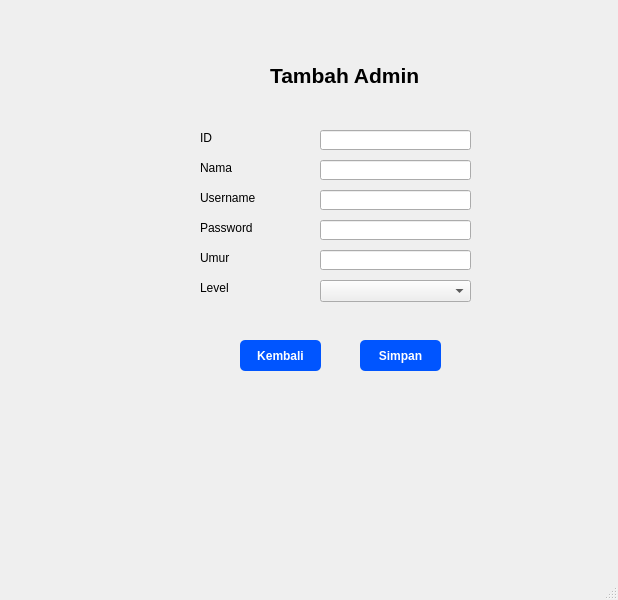
naylasalsdev-project/SudiKasusUAS, file form_insert_data_admin.ui: the form before one commit.
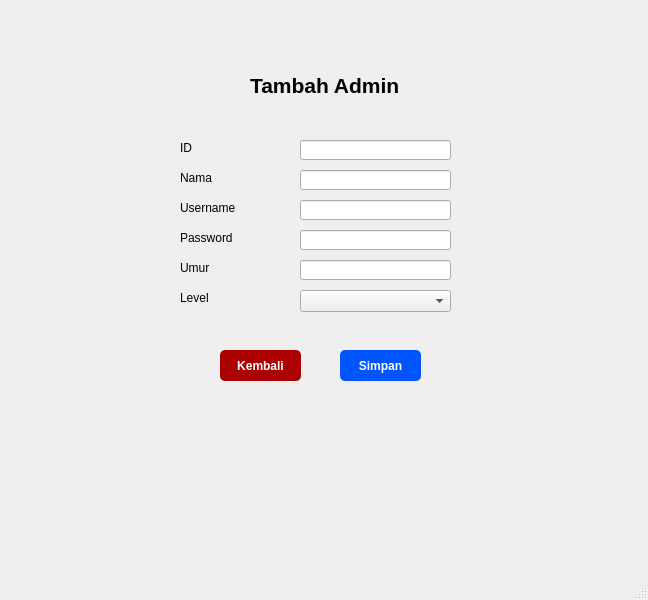
The form after the commit.

```diff
--- a/form_insert_data_admin.ui
+++ b/form_insert_data_admin.ui
@@ -6,7 +6,7 @@
    <rect>
     <x>0</x>
     <y>0</y>
-    <width>618</width>
+    <width>648</width>
     <height>600</height>
    </rect>
   </property>
@@ -17,8 +17,8 @@
    <widget class="QLineEdit" name="lineEdit_2">
     <property name="geometry">
      <rect>
-      <x>320</x>
-      <y>160</y>
+      <x>300</x>
+      <y>170</y>
       <width>151</width>
       <height>20</height>
      </rect>
@@ -27,8 +27,8 @@
    <widget class="QLabel" name="label_5">
     <property name="geometry">
      <rect>
-      <x>200</x>
-      <y>280</y>
+      <x>180</x>
+      <y>290</y>
       <width>81</width>
       <height>16</height>
      </rect>
@@ -40,8 +40,8 @@
    <widget class="QPushButton" name="pushButton">
     <property name="geometry">
      <rect>
-      <x>360</x>
-      <y>340</y>
+      <x>340</x>
+      <y>350</y>
       <width>81</width>
       <height>31</height>
      </rect>
@@ -67,8 +67,8 @@
    <widget class="QLabel" name="label">
     <property name="geometry">
      <rect>
-      <x>270</x>
-      <y>50</y>
+      <x>250</x>
+      <y>60</y>
       <width>271</width>
       <height>51</height>
      </rect>
@@ -87,8 +87,8 @@
    <widget class="QLineEdit" name="lineEdit">
     <property name="geometry">
      <rect>
-      <x>320</x>
-      <y>220</y>
+      <x>300</x>
+      <y>230</y>
       <width>151</width>
       <height>20</height>
      </rect>
@@ -97,8 +97,8 @@
    <widget class="QLabel" name="label_2">
     <property name="geometry">
      <rect>
-      <x>200</x>
-      <y>220</y>
+      <x>180</x>
+      <y>230</y>
       <width>81</width>
       <height>16</height>
      </rect>
@@ -110,8 +110,8 @@
    <widget class="QLabel" name="label_3">
     <property name="geometry">
      <rect>
-      <x>200</x>
-      <y>160</y>
+      <x>180</x>
+      <y>170</y>
       <width>81</width>
       <height>16</height>
      </rect>
@@ -123,8 +123,8 @@
    <widget class="QComboBox" name="comboBox">
     <property name="geometry">
      <rect>
-      <x>320</x>
-      <y>280</y>
+      <x>300</x>
+      <y>290</y>
       <width>151</width>
       <height>22</height>
      </rect>
@@ -133,8 +133,8 @@
    <widget class="QLineEdit" name="lineEdit_3">
     <property name="geometry">
      <rect>
-      <x>320</x>
-      <y>250</y>
+      <x>300</x>
+      <y>260</y>
       <width>151</width>
       <height>20</height>
      </rect>
@@ -143,8 +143,8 @@
    <widget class="QPushButton" name="pushButton_2">
     <property name="geometry">
      <rect>
-      <x>240</x>
-      <y>340</y>
+      <x>220</x>
+      <y>350</y>
       <width>81</width>
       <height>31</height>
      </rect>
@@ -157,7 +157,7 @@
     </property>
     <property name="styleSheet">
      <string notr="true">QPushButton {
-    background-color: rgb(0, 85, 255);
+    background-color: rgb(170, 0, 0);
     color: white;
     border-radius: 5px;   
     padding: 6px;           
@@ -170,8 +170,8 @@
    <widget class="QLabel" name="label_4">
     <property name="geometry">
      <rect>
-      <x>200</x>
-      <y>250</y>
+      <x>180</x>
+      <y>260</y>
       <width>81</width>
       <height>16</height>
      </rect>
@@ -183,8 +183,8 @@
    <widget class="QLabel" name="label_6">
     <property name="geometry">
      <rect>
-      <x>200</x>
-      <y>190</y>
+      <x>180</x>
+      <y>200</y>
       <width>81</width>
       <height>16</height>
      </rect>
@@ -196,8 +196,8 @@
    <widget class="QLineEdit" name="lineEdit_4">
     <property name="geometry">
      <rect>
-      <x>320</x>
-      <y>190</y>
+      <x>300</x>
+      <y>200</y>
       <width>151</width>
       <height>20</height>
      </rect>
@@ -206,8 +206,8 @@
    <widget class="QLineEdit" name="lineEdit_5">
     <property name="geometry">
      <rect>
-      <x>320</x>
-      <y>130</y>
+      <x>300</x>
+      <y>140</y>
       <width>151</width>
       <height>20</height>
      </rect>
@@ -216,8 +216,8 @@
    <widget class="QLabel" name="label_7">
     <property name="geometry">
      <rect>
-      <x>200</x>
-      <y>130</y>
+      <x>180</x>
+      <y>140</y>
       <width>81</width>
       <height>16</height>
      </rect>
```
Left out of the diff: 2 changed lines with no effect on the pictures.
